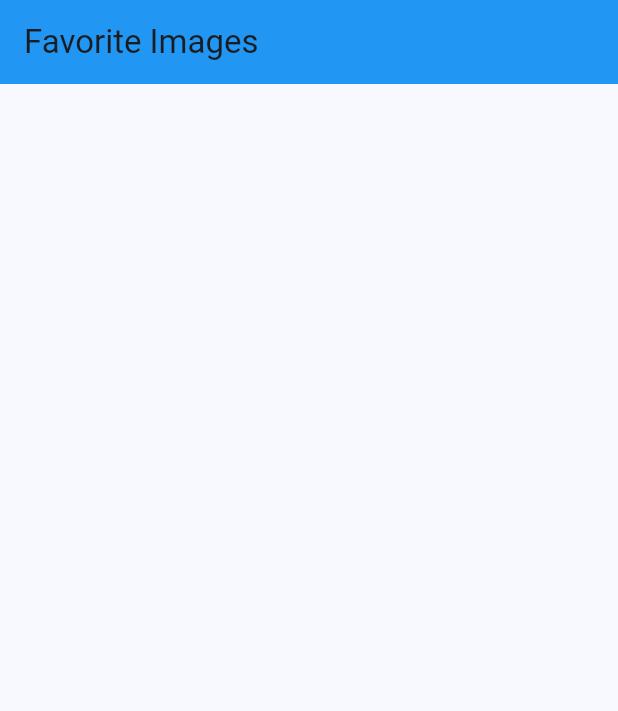
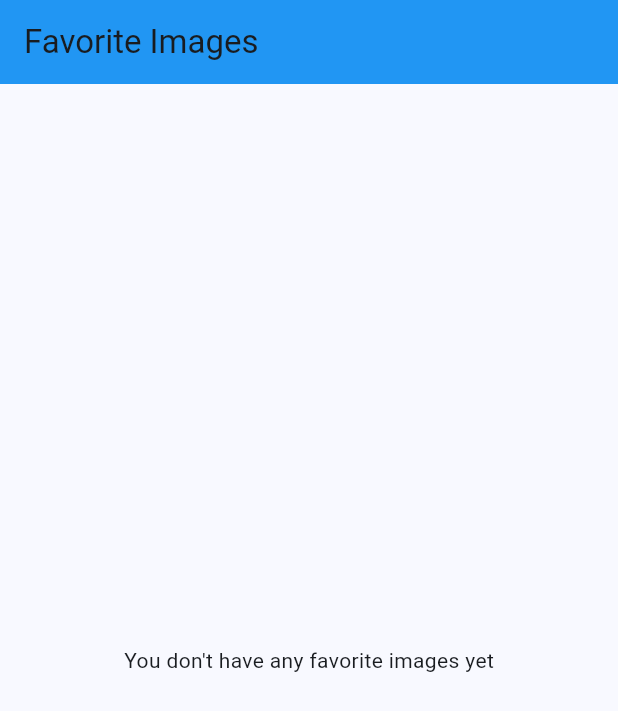
Before and after one commit to FlutterTim/flutter_gallery_app, a Flutter app: the FavoritesScreen screen opened by its route, on a phone screen of 412 x 824 dp. Shown: the top 711 px of the screen. Run offline on Flutter 3.47's test engine with Material 3 defaults, Android fonts, the phone set to English and light mode, and no system bars; our stand-ins replace flutter_dotenv, flutter_hooks, go_router, hooks_riverpod; missing offline and left inert: fast_cached_network_image; generated files the repository leaves out were written again.

Commit message:
feat: add option to favorite images

```diff
--- a/lib/l10n/app_en.arb
+++ b/lib/l10n/app_en.arb
@@ -17,6 +17,7 @@
   },
   "initialSearchMessage": "Search images by typing in the searchbar above and press 'Search'",
   "noCachedImages": "There are no cached images yet",
+  "noFavoriteImages": "You don't have any favorite images yet",
   "noImagesFound": "No images found with that search term",
   "search": "Search",
   "searchScreenTitle": "Search Images",
--- a/lib/l10n/app_nl.arb
+++ b/lib/l10n/app_nl.arb
@@ -17,6 +17,7 @@
   },
   "initialSearchMessage": "Zoek afbeeldingen door in de zoekbalk hierboven te typen, druk daarna op 'Zoeken'",
   "noCachedImages": "Er zijn nog geen gecachede afbeeldingen",
+  "noFavoriteImages": "Je hebt nog geen favoriete afbeeldingen",
   "noImagesFound": "Geen afbeeldingen gevonden met die zoekterm",
   "search": "Zoeken",
   "searchScreenTitle": "Afbeeldingen zoeken",
--- a/lib/main.dart
+++ b/lib/main.dart
@@ -27,6 +27,7 @@ Future main() async {
       days: 1,
     ),
   );
+  FastCachedImageConfig.clearAllCachedImages();
   runApp(
     const ProviderScope(
       child: GalleryApp(),
--- a/lib/services/image.dart
+++ b/lib/services/image.dart
@@ -1,12 +1,21 @@
 import 'dart:convert';
 import 'dart:io';
 
+import 'package:fast_cached_network_image/fast_cached_network_image.dart';
 import 'package:flutter_dotenv/flutter_dotenv.dart';
 import 'package:flutter_gallery/main.dart';
 import 'package:flutter_gallery/models/image.dart';
 import 'package:flutter_gallery/models/searchresult.dart';
 import 'package:hooks_riverpod/hooks_riverpod.dart';
 import 'package:http/http.dart';
+
+final imagesProvider =
+    StateNotifierProvider<ImagesNotifier, List<ImageModel>>((ref) {
+  return ImagesNotifier();
+});
+
+final bookmarkedImagesProvider = StateProvider<List<ImageModel>>((ref) =>
+    ref.watch(imagesProvider).where((image) => image.bookmark).toList());
 
 class ImagesNotifier extends StateNotifier<List<ImageModel>> {
   ImagesNotifier() : super([]);
@@ -44,6 +53,7 @@ class ImagesNotifier extends StateNotifier<List<ImageModel>> {
       for (final image in state)
         if (image.url != imageUrl) image,
     ];
+    FastCachedImageConfig.deleteCachedImage(imageUrl: imageUrl);
   }
 
   void bookmarkImage(String imageUrl) {
@@ -56,8 +66,3 @@ class ImagesNotifier extends StateNotifier<List<ImageModel>> {
     ];
   }
 }
-
-final imagesProvider =
-    StateNotifierProvider<ImagesNotifier, List<ImageModel>>((ref) {
-  return ImagesNotifier();
-});
--- a/lib/ui/screens/favorites_screen.dart
+++ b/lib/ui/screens/favorites_screen.dart
@@ -1,11 +1,16 @@
 import 'package:flutter/material.dart';
+import 'package:flutter_gallery/models/image.dart';
+import 'package:flutter_gallery/services/image.dart';
+import 'package:flutter_gallery/ui/widgets/images_overview.dart';
 import 'package:flutter_gallery/utilities/localizations.dart';
+import 'package:hooks_riverpod/hooks_riverpod.dart';
 
-class FavoritesScreen extends StatelessWidget {
+class FavoritesScreen extends ConsumerWidget {
   const FavoritesScreen({super.key});
 
   @override
-  Widget build(BuildContext context) {
+  Widget build(BuildContext context, WidgetRef ref) {
+    List<ImageModel> images = ref.watch(bookmarkedImagesProvider);
     var localizations = context.localizations;
     return Scaffold(
       appBar: AppBar(
@@ -13,6 +18,20 @@ class FavoritesScreen extends StatelessWidget {
           localizations.favoritesScreenTitle,
         ),
       ),
+      body: Center(
+        child: Column(
+          mainAxisAlignment: MainAxisAlignment.center,
+          children: [
+            images.isNotEmpty
+                ? ImagesOverview(
+                    images: images,
+                  )
+                : Text(
+                    localizations.noFavoriteImages,
+                  ),
+          ],
+        ),
+      ),
     );
   }
 }
--- a/lib/ui/screens/search_screen.dart
+++ b/lib/ui/screens/search_screen.dart
@@ -16,7 +16,7 @@ class SearchScreen extends HookConsumerWidget {
   Widget build(BuildContext context, WidgetRef ref) {
     var localizations = context.localizations;
     var searchController = useTextEditingController();
-    var imageNotifier = ref.read(imagesProvider.notifier);
+    var imageNotifier = ref.watch(imagesProvider.notifier);
     ValueNotifier<SearchResult?> searchResult = useState(null);
 
     return Scaffold(
```
Also changed, not shown: lib/ui/screens/image_screen.dart (+22 -2 lines).
